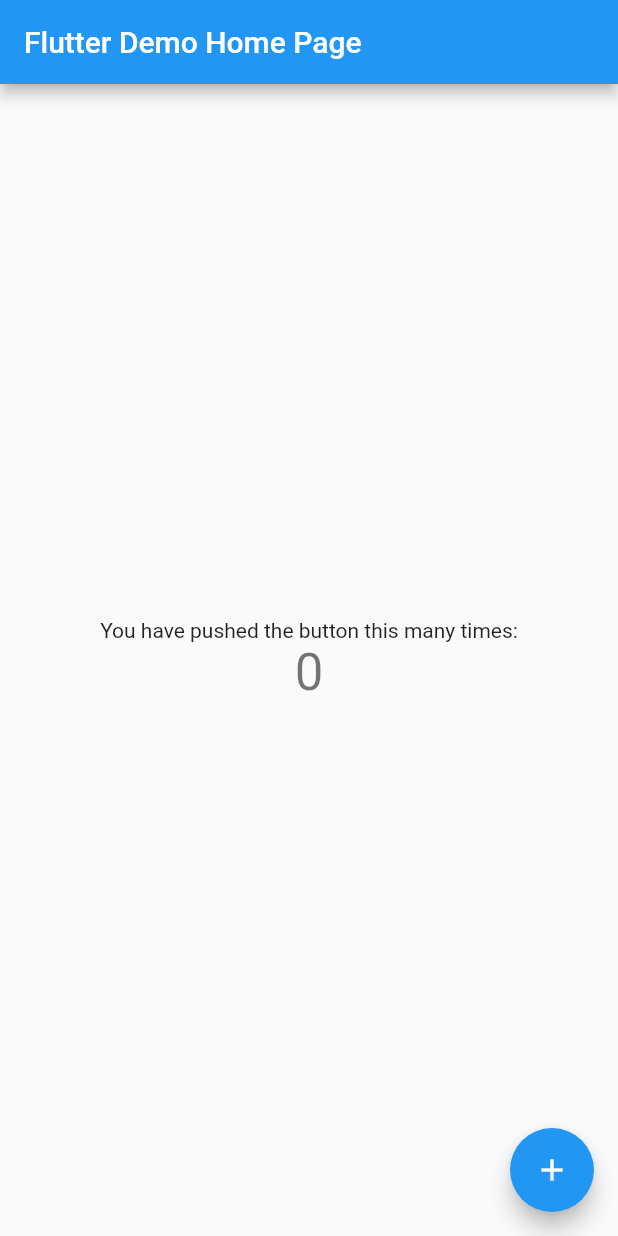
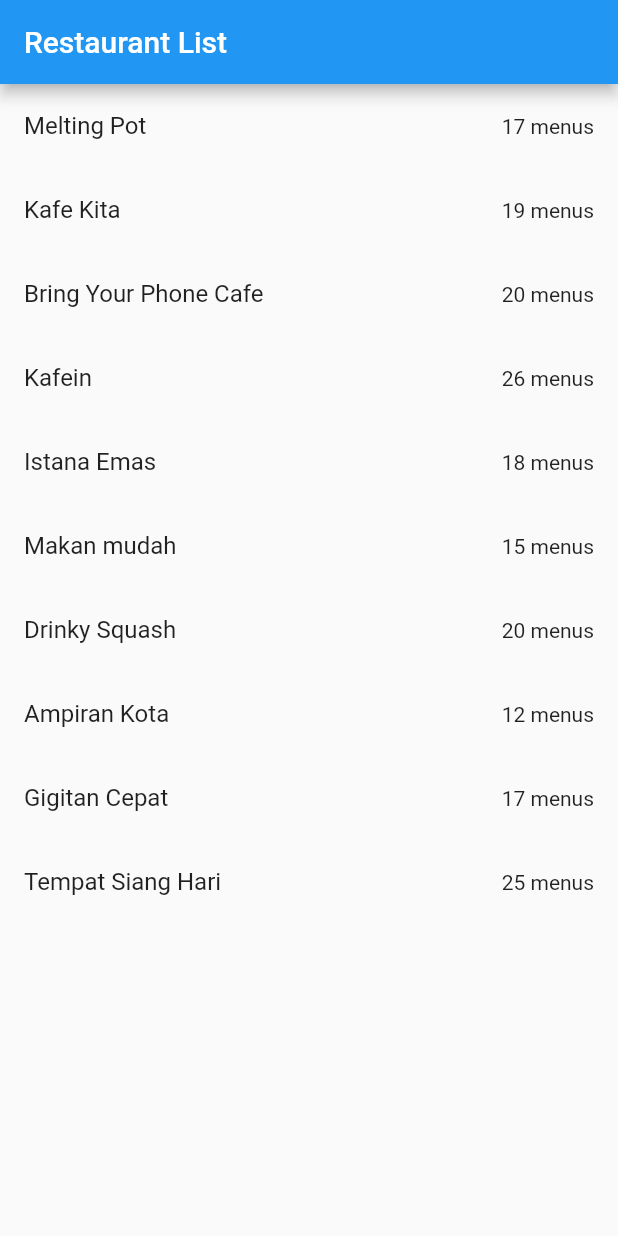
Before and after one commit to jarjut/restaurant_app, a Flutter app: the screen it shows after launch, on a phone screen of 412 x 824 dp. Run offline on Flutter 3.47's test engine with Material 2 defaults, Android fonts, the phone set to English and light mode, and no system bars.

Commit message:
load data

```diff
--- /dev/null
+++ b/lib/app.dart
@@ -0,0 +1,26 @@
+import 'package:flutter/material.dart';
+import 'package:restaurant_app/models/restaurant.dart';
+import 'package:restaurant_app/pages/restaurant_list_page.dart';
+import 'package:restaurant_app/pages/restaurant_page.dart';
+
+class MyApp extends StatelessWidget {
+  const MyApp({super.key});
+
+  @override
+  Widget build(BuildContext context) {
+    return MaterialApp(
+      title: 'Flutter Demo',
+      theme: ThemeData(
+        primarySwatch: Colors.blue,
+      ),
+      initialRoute: RestaurantListPage.routeName,
+      routes: {
+        RestaurantListPage.routeName: (context) => const RestaurantListPage(),
+        RestaurantPage.routeName: (context) => RestaurantPage(
+              restaurant:
+                  ModalRoute.of(context)?.settings.arguments as Restaurant,
+            ),
+      },
+    );
+  }
+}
--- a/lib/main.dart
+++ b/lib/main.dart
@@ -1,115 +1,6 @@
 import 'package:flutter/material.dart';
+import 'package:restaurant_app/app.dart';
 
 void main() {
   runApp(const MyApp());
 }
-
-class MyApp extends StatelessWidget {
-  const MyApp({super.key});
-
-  // This widget is the root of your application.
-  @override
-  Widget build(BuildContext context) {
-    return MaterialApp(
-      title: 'Flutter Demo',
-      theme: ThemeData(
-        // This is the theme of your application.
-        //
-        // Try running your application with "flutter run". You'll see the
-        // application has a blue toolbar. Then, without quitting the app, try
-        // changing the primarySwatch below to Colors.green and then invoke
-        // "hot reload" (press "r" in the console where you ran "flutter run",
-        // or simply save your changes to "hot reload" in a Flutter IDE).
-        // Notice that the counter didn't reset back to zero; the application
-        // is not restarted.
-        primarySwatch: Colors.blue,
-      ),
-      home: const MyHomePage(title: 'Flutter Demo Home Page'),
-    );
-  }
-}
-
-class MyHomePage extends StatefulWidget {
-  const MyHomePage({super.key, required this.title});
-
-  // This widget is the home page of your application. It is stateful, meaning
-  // that it has a State object (defined below) that contains fields that affect
-  // how it looks.
-
-  // This class is the configuration for the state. It holds the values (in this
-  // case the title) provided by the parent (in this case the App widget) and
-  // used by the build method of the State. Fields in a Widget subclass are
-  // always marked "final".
-
-  final String title;
-
-  @override
-  State<MyHomePage> createState() => _MyHomePageState();
-}
-
-class _MyHomePageState extends State<MyHomePage> {
-  int _counter = 0;
-
-  void _incrementCounter() {
-    setState(() {
-      // This call to setState tells the Flutter framework that something has
-      // changed in this State, which causes it to rerun the build method below
-      // so that the display can reflect the updated values. If we changed
-      // _counter without calling setState(), then the build method would not be
-      // called again, and so nothing would appear to happen.
-      _counter++;
-    });
-  }
-
-  @override
-  Widget build(BuildContext context) {
-    // This method is rerun every time setState is called, for instance as done
-    // by the _incrementCounter method above.
-    //
-    // The Flutter framework has been optimized to make rerunning build methods
-    // fast, so that you can just rebuild anything that needs updating rather
-    // than having to individually change instances of widgets.
-    return Scaffold(
-      appBar: AppBar(
-        // Here we take the value from the MyHomePage object that was created by
-        // the App.build method, and use it to set our appbar title.
-        title: Text(widget.title),
-      ),
-      body: Center(
-        // Center is a layout widget. It takes a single child and positions it
-        // in the middle of the parent.
-        child: Column(
-          // Column is also a layout widget. It takes a list of children and
-          // arranges them vertically. By default, it sizes itself to fit its
-          // children horizontally, and tries to be as tall as its parent.
-          //
-          // Invoke "debug painting" (press "p" in the console, choose the
-          // "Toggle Debug Paint" action from the Flutter Inspector in Android
-          // Studio, or the "Toggle Debug Paint" command in Visual Studio Code)
-          // to see the wireframe for each widget.
-          //
-          // Column has various properties to control how it sizes itself and
-          // how it positions its children. Here we use mainAxisAlignment to
-          // center the children vertically; the main axis here is the vertical
-          // axis because Columns are vertical (the cross axis would be
-          // horizontal).
-          mainAxisAlignment: MainAxisAlignment.center,
-          children: <Widget>[
-            const Text(
-              'You have pushed the button this many times:',
-            ),
-            Text(
-              '$_counter',
-              style: Theme.of(context).textTheme.headline4,
-            ),
-          ],
-        ),
-      ),
-      floatingActionButton: FloatingActionButton(
-        onPressed: _incrementCounter,
-        tooltip: 'Increment',
-        child: const Icon(Icons.add),
-      ), // This trailing comma makes auto-formatting nicer for build methods.
-    );
-  }
-}
--- /dev/null
+++ b/lib/models/menu.dart
@@ -0,0 +1,26 @@
+import 'package:restaurant_app/models/drink.dart';
+import 'package:restaurant_app/models/food.dart';
+
+class Menu {
+  final List<Food> foods;
+  final List<Drink> drinks;
+
+  Menu({
+    this.foods = const [],
+    this.drinks = const [],
+  });
+
+  factory Menu.fromJson(Map<String, dynamic> json) {
+    return Menu(
+      foods: (json['foods'] as List).map((e) => Food.fromJson(e)).toList(),
+      drinks: (json['drinks'] as List).map((e) => Drink.fromJson(e)).toList(),
+    );
+  }
+
+  Map<String, dynamic> toJson() {
+    return {
+      'foods': foods.map((e) => e.toJson()).toList(),
+      'drinks': drinks.map((e) => e.toJson()).toList(),
+    };
+  }
+}
--- /dev/null
+++ b/lib/models/restaurant.dart
@@ -0,0 +1,45 @@
+import 'package:restaurant_app/models/menu.dart';
+
+class Restaurant {
+  final String id;
+  final String name;
+  final String description;
+  final String pictureId;
+  final String city;
+  final double rating;
+  final Menu menus;
+
+  Restaurant({
+    required this.id,
+    required this.name,
+    required this.description,
+    required this.pictureId,
+    required this.city,
+    required this.rating,
+    required this.menus,
+  });
+
+  factory Restaurant.fromJson(Map<String, dynamic> json) {
+    return Restaurant(
+      id: json['id'],
+      name: json['name'],
+      description: json['description'],
+      pictureId: json['pictureId'],
+      city: json['city'],
+      rating: (json['rating'] as num).toDouble(),
+      menus: Menu.fromJson(json['menus']),
+    );
+  }
+
+  Map<String, dynamic> toJson() {
+    return {
+      'id': id,
+      'name': name,
+      'description': description,
+      'pictureId': pictureId,
+      'city': city,
+      'rating': rating,
+      'menus': menus.toJson(),
+    };
+  }
+}
--- /dev/null
+++ b/lib/pages/restaurant_list_page.dart
@@ -0,0 +1,50 @@
+import 'dart:convert';
+
+import 'package:flutter/material.dart';
+import 'package:restaurant_app/models/restaurant.dart';
+
+class RestaurantListPage extends StatelessWidget {
+  const RestaurantListPage({super.key});
+
+  static const routeName = '/';
+
+  @override
+  Widget build(BuildContext context) {
+    return Scaffold(
+      appBar: AppBar(
+        title: const Text('Restaurant List'),
+      ),
+      body: FutureBuilder<String>(
+        future: DefaultAssetBundle.of(context)
+            .loadString('assets/local_restaurant.json'),
+        builder: (context, snapshot) {
+          if (snapshot.hasData) {
+            final json = jsonDecode(snapshot.data!);
+            final List listData = json['restaurants'];
+            final listRestaurant =
+                listData.map((e) => Restaurant.fromJson(e)).toList();
+            return ListView.builder(
+              itemCount: listRestaurant.length,
+              itemBuilder: (context, index) {
+                final restaurant = listRestaurant[index];
+                return ListTile(
+                  title: Text(restaurant.name),
+                  trailing: Text(
+                      '${restaurant.menus.drinks.length + restaurant.menus.foods.length} menus'),
+                );
+              },
+            );
+          }
+          if (snapshot.hasError) {
+            return Center(
+              child: Text(snapshot.error.toString()),
+            );
+          }
+          return const Center(
+            child: Text('List Restaurant'),
+          );
+        },
+      ),
+    );
+  }
+}
--- /dev/null
+++ b/lib/pages/restaurant_page.dart
@@ -0,0 +1,20 @@
+import 'package:flutter/material.dart';
+import 'package:restaurant_app/models/restaurant.dart';
+
+class RestaurantPage extends StatelessWidget {
+  const RestaurantPage({super.key, required this.restaurant});
+
+  final Restaurant restaurant;
+
+  static const routeName = '/restaurant';
+
+  @override
+  Widget build(BuildContext context) {
+    return Scaffold(
+      appBar: AppBar(
+        title: const Text('Restaurant'),
+      ),
+      body: Container(),
+    );
+  }
+}
```
Also changed, not shown: lib/models/drink.dart (added, +17 -0 lines), lib/models/food.dart (added, +17 -0 lines), 3 other files.
